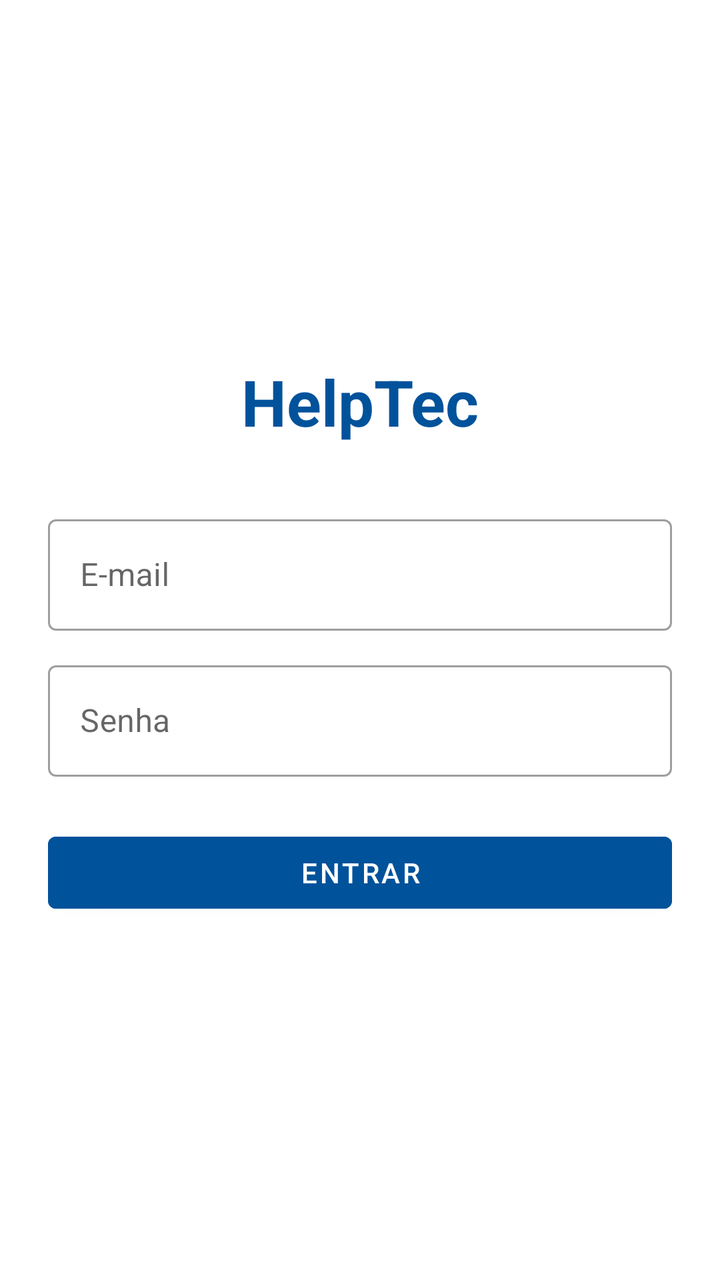
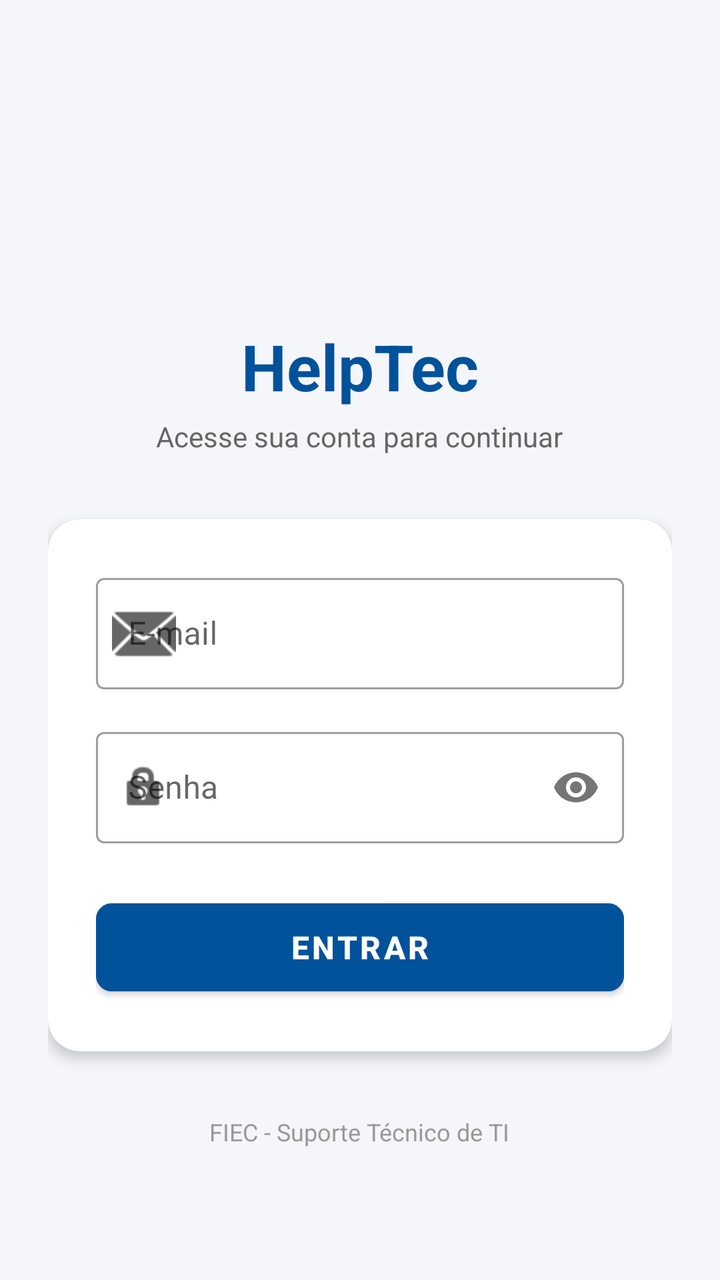

Two renders of the same Android screen: before a commit and after it. Below are the layout's source before the change and the commit's diff.
<!-- AndroidManifest.xml: application theme Theme.MaterialComponents.DayNight.NoActionBar -->
<!-- res/layout/activity_login.xml -->
<?xml version="1.0" encoding="utf-8"?>
<LinearLayout xmlns:android="http://schemas.android.com/apk/res/android"
    android:layout_width="match_parent"
    android:layout_height="match_parent"
    android:orientation="vertical"
    android:padding="24dp"
    android:gravity="center">

    <TextView
        android:layout_width="wrap_content"
        android:layout_height="wrap_content"
        android:text="HelpTec"
        android:textSize="32sp"
        android:textStyle="bold"
        android:textColor="#00529B"
        android:layout_marginBottom="32dp" />

    <com.google.android.material.textfield.TextInputLayout
        android:layout_width="match_parent"
        android:layout_height="wrap_content"
        android:hint="E-mail"
        style="@style/Widget.MaterialComponents.TextInputLayout.OutlinedBox">

        <com.google.android.material.textfield.TextInputEditText
            android:id="@+id/etEmail"
            android:layout_width="match_parent"
            android:layout_height="wrap_content"
            android:inputType="textEmailAddress" />
    </com.google.android.material.textfield.TextInputLayout>

    <com.google.android.material.textfield.TextInputLayout
        android:layout_width="match_parent"
        android:layout_height="wrap_content"
        android:layout_marginTop="12dp"
        android:hint="Senha"
        style="@style/Widget.MaterialComponents.TextInputLayout.OutlinedBox">

        <com.google.android.material.textfield.TextInputEditText
            android:id="@+id/etSenha"
            android:layout_width="match_parent"
            android:layout_height="wrap_content"
            android:inputType="textPassword" />
    </com.google.android.material.textfield.TextInputLayout>

    <Button
        android:id="@+id/btnLogin"
        android:layout_width="match_parent"
        android:layout_height="wrap_content"
        android:text="Entrar"
        android:backgroundTint="#00529B"
        android:layout_marginTop="24dp" />

</LinearLayout>
<!-- resources referenced by this layout -->
<resources>

</resources>

<!-- the commit's change to res/layout/activity_login.xml (unified diff, before → after) -->
@@ -1,53 +1,115 @@
 <?xml version="1.0" encoding="utf-8"?>
-<LinearLayout xmlns:android="http://schemas.android.com/apk/res/android"
+<ScrollView xmlns:android="http://schemas.android.com/apk/res/android"
+    xmlns:app="http://schemas.android.com/apk/res-auto"
     android:layout_width="match_parent"
     android:layout_height="match_parent"
-    android:orientation="vertical"
-    android:padding="24dp"
-    android:gravity="center">
+    android:background="#F4F6F9"
+    android:fillViewport="true">
 
-    <TextView
-        android:layout_width="wrap_content"
-        android:layout_height="wrap_content"
-        android:text="HelpTec"
-        android:textSize="32sp"
-        android:textStyle="bold"
-        android:textColor="#00529B"
-        android:layout_marginBottom="32dp" />
-
-    <com.google.android.material.textfield.TextInputLayout
+    <LinearLayout
         android:layout_width="match_parent"
         android:layout_height="wrap_content"
-        android:hint="E-mail"
-        style="@style/Widget.MaterialComponents.TextInputLayout.OutlinedBox">
+        android:gravity="center"
+        android:orientation="vertical"
+        android:padding="24dp">
 
-        <com.google.android.material.textfield.TextInputEditText
-            android:id="@+id/etEmail"
+        
+        <ImageView
+            android:layout_width="80dp"
+            android:layout_height="80dp"
+            android:layout_marginBottom="16dp"
+            android:contentDescription="Logo HelpTec"
+            android:src="@mipmap/helptec" />
+
+        <TextView
+            android:layout_width="wrap_content"
+            android:layout_height="wrap_content"
+            android:text="HelpTec"
+            android:textColor="#00529B"
+            android:textSize="32sp"
+            android:textStyle="bold" />
+
+        <TextView
+            android:layout_width="wrap_content"
+            android:layout_height="wrap_content"
+            android:layout_marginTop="4dp"
+            android:layout_marginBottom="32dp"
+            android:text="Acesse sua conta para continuar"
+            android:textColor="#666666"
+            android:textSize="14sp" />
+
+        
+        <com.google.android.material.card.MaterialCardView
             android:layout_width="match_parent"
             android:layout_height="wrap_content"
-            android:inputType="textEmailAddress" />
-    </com.google.android.material.textfield.TextInputLayout>
+            app:cardBackgroundColor="#FFFFFF"
+            app:cardCornerRadius="16dp"
+            app:cardElevation="4dp"
+            app:strokeWidth="0dp">
 
-    <com.google.android.material.textfield.TextInputLayout
-        android:layout_width="match_parent"
-        android:layout_height="wrap_content"
-        android:layout_marginTop="12dp"
-        android:hint="Senha"
-        style="@style/Widget.MaterialComponents.TextInputLayout.OutlinedBox">
+            <LinearLayout
+                android:layout_width="match_parent"
+                android:layout_height="wrap_content"
+                android:orientation="vertical"
+                android:padding="24dp">
 
-        <com.google.android.material.textfield.TextInputEditText
-            android:id="@+id/etSenha"
-            android:layout_width="match_parent"
+                
+                <com.google.android.material.textfield.TextInputLayout
+                    style="@style/Widget.MaterialComponents.TextInputLayout.OutlinedBox"
+                    android:layout_width="match_parent"
+                    android:layout_height="wrap_content"
+                    android:hint="E-mail"
+                    app:startIconDrawable="@android:drawable/ic_dialog_email">
+
+                    <com.google.android.material.textfield.TextInputEditText
+                        android:id="@+id/etEmail"
+                        android:layout_width="match_parent"
+                        android:layout_height="wrap_content"
+                        android:inputType="textEmailAddress" />
+                </com.google.android.material.textfield.TextInputLayout>
+
+                
+                <com.google.android.material.textfield.TextInputLayout
+                    style="@style/Widget.MaterialComponents.TextInputLayout.OutlinedBox"
+                    android:layout_width="match_parent"
+                    android:layout_height="wrap_content"
+                    android:layout_marginTop="16dp"
+                    android:hint="Senha"
+                    app:passwordToggleEnabled="true"
+                    app:startIconDrawable="@android:drawable/ic_lock_idle_lock">
+
+                    <com.google.android.material.textfield.TextInputEditText
+                        android:id="@+id/etSenha"
+                        android:layout_width="match_parent"
+                        android:layout_height="wrap_content"
+                        android:inputType="textPassword" />
+                </com.google.android.material.textfield.TextInputLayout>
+
+                
+                <com.google.android.material.button.MaterialButton
+                    android:id="@+id/btnLogin"
+                    android:layout_width="match_parent"
+                    android:layout_height="56dp"
+                    android:layout_marginTop="24dp"
+                    android:backgroundTint="#00529B"
+                    android:text="ENTRAR"
+                    android:textSize="16sp"
+                    android:textStyle="bold"
+                    app:cornerRadius="8dp" />
+
+            </LinearLayout>
+
+        </com.google.android.material.card.MaterialCardView>
+
+        
+        <TextView
+            android:layout_width="wrap_content"
             android:layout_height="wrap_content"
-            android:inputType="textPassword" />
-    </com.google.android.material.textfield.TextInputLayout>
+            android:layout_marginTop="32dp"
+            android:text="FIEC - Suporte Técnico de TI"
+            android:textColor="#999999"
+            android:textSize="12sp" />
 
-    <Button
-        android:id="@+id/btnLogin"
-        android:layout_width="match_parent"
-        android:layout_height="wrap_content"
-        android:text="Entrar"
-        android:backgroundTint="#00529B"
-        android:layout_marginTop="24dp" />
+    </LinearLayout>
 
-</LinearLayout>
+</ScrollView>
<!-- resource entries referenced after the edit -->
@@ -1,5 +1,12 @@
 <!-- resources referenced by this layout -->
 <resources>
-
+  <!-- mipmap helptec (mipmap-anydpi-v26) -->
+  <?xml version="1.0" encoding="utf-8"?>
+  <adaptive-icon xmlns:android="http://schemas.android.com/apk/res/android">
+      <background android:drawable="@drawable/helptec_background"/>
+      <foreground android:drawable="@mipmap/helptec_foreground"/>
+      <monochrome android:drawable="@mipmap/helptec_foreground"/>
+  </adaptive-icon>
+  <!-- drawable helptec_background: vector/xml drawable (drawable, 4866 chars, omitted) -->
 </resources>
 
